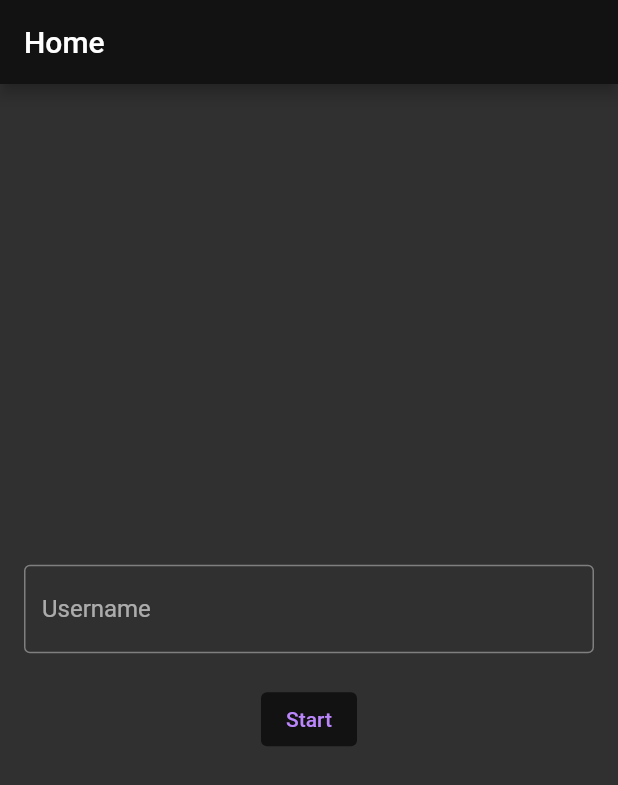
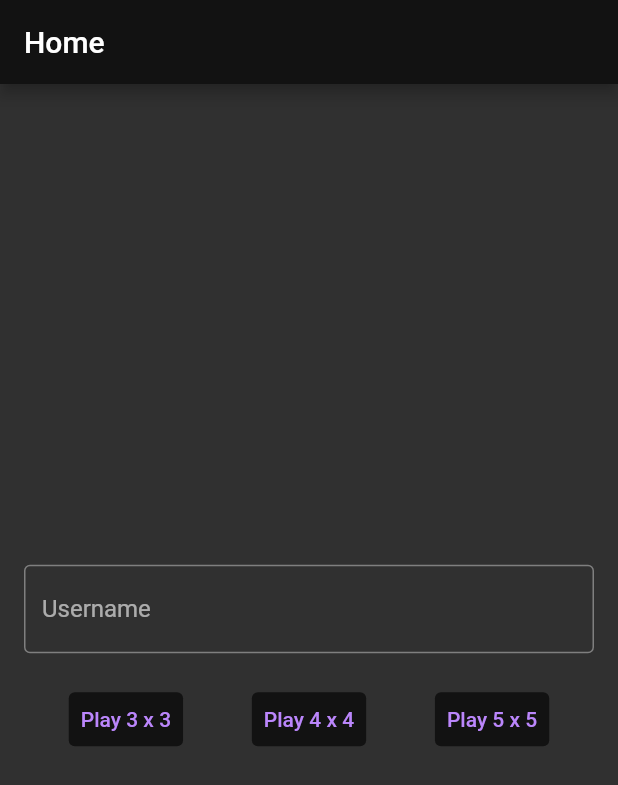
Before and after one commit to reidst/number-slider, a Flutter app: the screen it shows after launch, on a phone screen of 412 x 824 dp. Shown: the top 785 px of the screen. Run offline on Flutter 3.47's test engine with Material 2 defaults, Android fonts, the phone set to English and light mode, and no system bars.

Commit message:
created game ui

```diff
--- a/lib/pages/game.dart
+++ b/lib/pages/game.dart
@@ -3,9 +3,10 @@ import 'package:flutter_demo/widgets/navbar.dart';
 import 'package:flutter_demo/widgets/slider_widget.dart';
 
 class GamePage extends StatelessWidget {
-  const GamePage({super.key, required this.username});
+  const GamePage({super.key, required this.username, required this.size});
 
   final String username;
+  final int size;
 
   @override
   Widget build(BuildContext context) {
@@ -19,7 +20,7 @@ class GamePage extends StatelessWidget {
           children: [
             Text("Your username: $username"),
             const SizedBox(height: 20.0),
-            const SliderGameWidget(size: 3, shuffleStrength: 100),
+            SliderGameWidget(size: size, shuffleStrength: 100),
           ],
         ),
       ),
--- a/lib/pages/home.dart
+++ b/lib/pages/home.dart
@@ -6,12 +6,15 @@ class HomePage extends StatelessWidget {
 
   final _usernameTextController = TextEditingController();
 
-  void _tryStart(BuildContext context) {
+  void _tryStart(BuildContext context, int size) {
     if (_usernameTextController.text.isNotEmpty) {
       ScaffoldMessenger.of(context).hideCurrentSnackBar();
       Navigator.pushReplacement(
         context, MaterialPageRoute(
-          builder:(context) => GamePage(username: _usernameTextController.text),
+          builder:(context) => GamePage(
+            username: _usernameTextController.text,
+            size: size
+          ),
         )
       );
     } else {
@@ -22,6 +25,17 @@ class HomePage extends StatelessWidget {
         )
       );
     }
+  }
+
+  ButtonStyle _buttonStyle(BuildContext context) {
+    return ButtonStyle(
+      backgroundColor: MaterialStatePropertyAll(
+        Theme.of(context)
+        .buttonTheme
+        .colorScheme
+        ?.background
+      ),
+    );
   }
 
   @override
@@ -45,17 +59,15 @@ class HomePage extends StatelessWidget {
               ),
             ),
             const SizedBox(height: 20.0),
-            TextButton(
-              style: ButtonStyle(
-                backgroundColor: MaterialStatePropertyAll(
-                  Theme.of(context)
-                  .buttonTheme
-                  .colorScheme
-                  ?.background
-                ),
-              ),
-              onPressed: () => _tryStart(context),
-              child: const Text("Start"))
+            Row(
+              mainAxisAlignment: MainAxisAlignment.spaceEvenly,
+              mainAxisSize: MainAxisSize.max,
+              children: List.generate(3, (index) => TextButton(
+                style: _buttonStyle(context),
+                onPressed: () => _tryStart(context, index + 3),
+                child: Text("Play ${index + 3} x ${index + 3}"),
+              )),
+            ),
           ],
         ),
       ),
```
Also changed, not shown: lib/model/slider.dart (+1 -18 lines), lib/widgets/navbar.dart (+6 -11 lines), lib/widgets/slider_widget.dart (+56 -2 lines).
